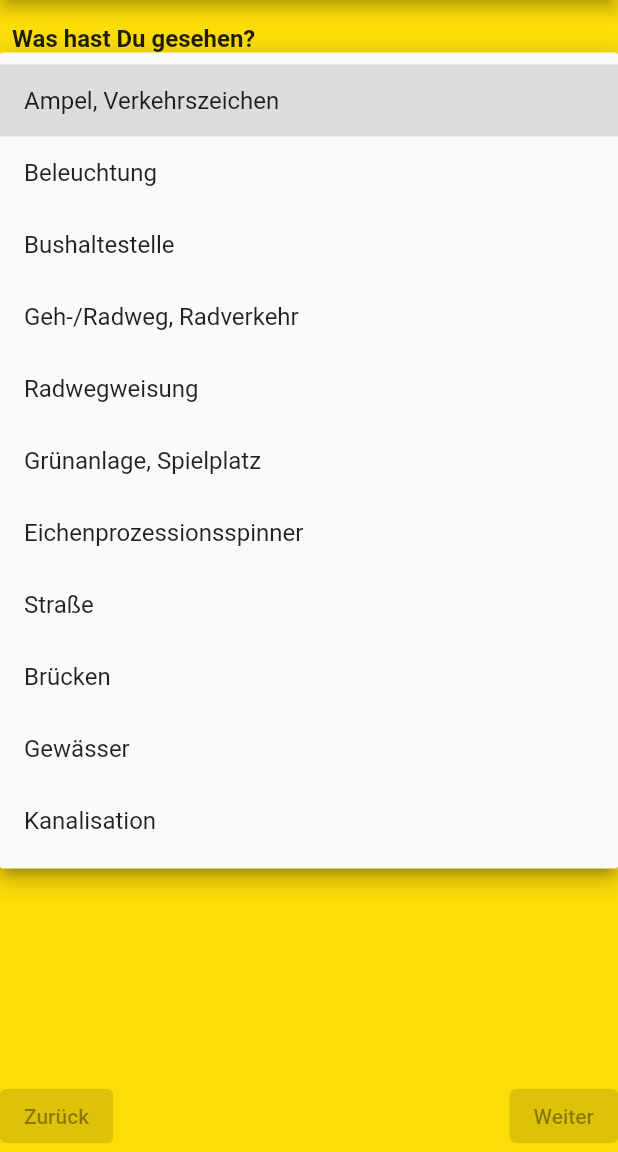
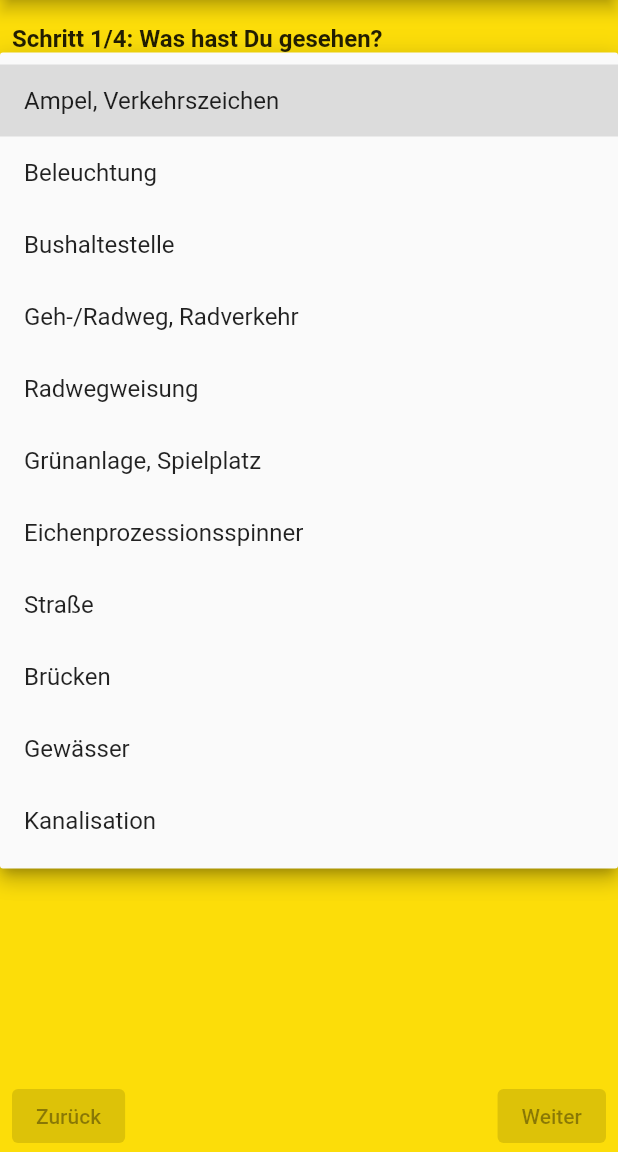
Before and after one commit to Fix-MS/app, a Flutter app: the IssueFormScreen screen opened by its route, after a tap on "Kategorie", on a phone screen of 412 x 824 dp, the part 84-1236 px from its top. Run offline on Flutter 3.47's test engine with Material 2 defaults, Android fonts, the phone set to English and light mode, and no system bars; our stand-ins replace file_picker, get_it, shared_preferences; accounts and stored records are empty.

Commit message:
feat: Add issue form

```diff
--- /dev/null
+++ b/lib/models/issue_form_data.dart
@@ -0,0 +1,15 @@
+import 'package:file_picker/file_picker.dart';
+import 'package:fix_ms/models/saved_settings.dart';
+
+class IssueFormData {
+  late SavedSettings settings;
+  late String category;
+  late String subCategory;
+  PlatformFile? image;
+  late String description;
+
+  @override
+  String toString() {
+    return 'IssueFormData{settings: $settings, category: $category, subCategory: $subCategory, image: $image, description: $description}';
+  }
+}
--- /dev/null
+++ b/lib/presentation/screens/issue_form_pages/issue_form_accept_tos.dart
@@ -0,0 +1,75 @@
+import 'package:flutter/material.dart';
+import 'package:url_launcher/url_launcher.dart';
+
+class IssueFormAcceptTos extends StatefulWidget {
+  final Function(bool) enableNext;
+
+  const IssueFormAcceptTos({
+    super.key,
+    required this.enableNext,
+  });
+
+  @override
+  State<IssueFormAcceptTos> createState() => IssueFormAcceptTosState();
+}
+
+class IssueFormAcceptTosState extends State<IssueFormAcceptTos> {
+  bool acceptTos = false;
+
+  @override
+  Widget build(BuildContext context) {
+    return Padding(
+      padding: const EdgeInsets.symmetric(horizontal: 8),
+      child: Column(
+        crossAxisAlignment: CrossAxisAlignment.start,
+        children: [
+          const SizedBox(
+            height: 16,
+          ),
+          const Text(
+            'Schritt 4/4: Datenschutzerklärung',
+            style: TextStyle(
+              fontWeight: FontWeight.bold,
+            ),
+          ),
+          const Text(
+            'Um den Service der Stadt Münster in Anspruch nehmen zu können, muss der Datenschutzerklärung zugestimmt werden:'
+          ),
+          TextButton(
+            onPressed: () => launchUrl(Uri.parse('https://www.stadt-muenster.de/datenschutz')),
+            child: const Text(
+              'Datenschutzerklärung',
+            ),
+          ),
+          const Text(
+            'Datenschutz-Hinweis: Um Ihnen ggf. Rückmeldung geben zu können, werden die Daten ein Jahr gespeichert; anschließend werden sie anonymisiert.'
+          ),
+          const SizedBox(
+            height: 16,
+          ),
+          Row(
+            children: [
+              Checkbox(
+                value: acceptTos,
+                onChanged: (val) {
+                  setState(() {
+                    acceptTos = val ?? false;
+                    widget.enableNext(acceptTos);
+                  });
+                },
+              ),
+              const SizedBox(
+                width: 8,
+              ),
+              const Expanded(
+                child: Text(
+                  'Ich habe die Datenschutzerklärung gelesen und bin damit einverstanden',
+                ),
+              ),
+            ],
+          ),
+        ],
+      ),
+    );
+  }
+}
--- /dev/null
+++ b/lib/presentation/screens/issue_form_pages/issue_form_add_description.dart
@@ -0,0 +1,52 @@
+import 'package:flutter/material.dart';
+
+class IssueFormAddDescription extends StatefulWidget {
+  final Function(bool) enableNext;
+  final Function(String) saveDescription;
+
+  const IssueFormAddDescription({
+    super.key,
+    required this.enableNext,
+    required this.saveDescription,
+  });
+
+  @override
+  State<IssueFormAddDescription> createState() => IssueFormAddDescriptionState();
+}
+
+class IssueFormAddDescriptionState extends State<IssueFormAddDescription> {
+  String description = '';
+
+  @override
+  Widget build(BuildContext context) {
+    widget.enableNext(true);
+    return Padding(
+      padding: const EdgeInsets.symmetric(horizontal: 8),
+      child: Column(
+        crossAxisAlignment: CrossAxisAlignment.start,
+        children: [
+          const SizedBox(
+            height: 16,
+          ),
+          const Text(
+            'Schritt 3/4: Hast Du Anmerkungen oder eine Beschreibung des Mangels?',
+            style: TextStyle(
+              fontWeight: FontWeight.bold,
+            ),
+          ),
+          TextFormField(
+            minLines: 6,
+            maxLines: null,
+            decoration: const InputDecoration(
+              labelText: 'Anmerkungen',
+            ),
+            onChanged: (val) {
+              description = val;
+              widget.saveDescription(description);
+            },
+          )
+        ],
+      ),
+    );
+  }
+}
--- a/lib/presentation/screens/issue_form_pages/issue_form_choose_category.dart
+++ b/lib/presentation/screens/issue_form_pages/issue_form_choose_category.dart
@@ -3,10 +3,12 @@ import 'package:flutter/material.dart';
 
 class IssueFormChooseCategory extends StatefulWidget {
   final Function(bool) enableNext;
+  final Function(String, String) saveCategories;
 
   const IssueFormChooseCategory({
     super.key,
     required this.enableNext,
+    required this.saveCategories,
   });
 
   @override
@@ -29,12 +31,13 @@ class IssueFormChooseCategoryState extends State<IssueFormChooseCategory> {
             height: 16,
           ),
           const Text(
-            'Was hast Du gesehen?',
+            'Schritt 1/4: Was hast Du gesehen?',
             style: TextStyle(
               fontWeight: FontWeight.bold,
             ),
           ),
           DropdownButtonFormField(
+            isExpanded: true,
             decoration: const InputDecoration(
               labelText: 'Kategorie',
             ),
@@ -47,20 +50,23 @@ class IssueFormChooseCategoryState extends State<IssueFormChooseCategory> {
             onChanged: (val) {
               if (val != null) {
                 setState(() {
+                  subCategory = null;
                   category = val;
-                  subCategory = null;
                 });
               }
             },
+            value: category,
           ),
           if (category != null)
-            Column(
-              children: [
-                DropdownButtonFormField(
+            Padding(
+              padding: const EdgeInsets.only(top: 8),
+              child: DropdownButtonFormField(
+                isExpanded: true,
+                value: subCategory,
                 decoration: const InputDecoration(
                   labelText: 'Unterkategorie',
                 ),
-                  items: IssueCategories.categoriesMap[category]!.map(
+                items: (IssueCategories.categoriesMap[category] ?? []).map(
                   (subCat) => DropdownMenuItem(
                     value: subCat,
                     child: Text(
@@ -73,13 +79,10 @@ class IssueFormChooseCategoryState extends State<IssueFormChooseCategory> {
                     setState(() {
                       subCategory = val;
                     });
+                    widget.saveCategories(category!, subCategory!);
                   }
                 },
               ),
-                const SizedBox(
-                  height: 16,
-                ),
-              ],
             ),
         ],
       ),
--- /dev/null
+++ b/lib/presentation/screens/issue_form_pages/issue_form_choose_image.dart
@@ -0,0 +1,68 @@
+import 'package:file_picker/file_picker.dart';
+import 'package:flutter/material.dart';
+
+class IssueFormChooseImage extends StatefulWidget {
+  final Function(bool) enableNext;
+  final Function(PlatformFile? image) saveImage;
+
+  const IssueFormChooseImage({
+    super.key,
+    required this.enableNext,
+    required this.saveImage,
+  });
+
+  @override
+  State<IssueFormChooseImage> createState() => IssueFormChooseImageState();
+}
+
+class IssueFormChooseImageState extends State<IssueFormChooseImage> {
+  PlatformFile? file;
+
+  @override
+  Widget build(BuildContext context) {
+    widget.enableNext(true);
+    return Padding(
+      padding: const EdgeInsets.symmetric(horizontal: 8),
+      child: Column(
+        crossAxisAlignment: CrossAxisAlignment.start,
+        children: [
+          const SizedBox(
+            height: 16,
+          ),
+          const Text(
+            'Schritt 2/4: Wenn Du möchtest, kannst Du hier ein Foto hochladen:',
+            style: TextStyle(
+              fontWeight: FontWeight.bold,
+            ),
+          ),
+          Row(
+            mainAxisSize: MainAxisSize.min,
+            children: [
+              ElevatedButton(
+                onPressed: () async {
+                  final result = await FilePicker.platform.pickFiles(
+                    type: FileType.image,
+                  );
+                  if (result != null) {
+                    setState(() {
+                      file = result.files.first;
+                      widget.saveImage(file);
+                    });
+                  }
+                },
+                child: const Text(
+                  'Wähle Foto',
+                ),
+              ),
+              const SizedBox(width: 8),
+              if (file != null)
+                Text(
+                  file!.name,
+                ),
+            ],
+          ),
+        ],
+      ),
+    );
+  }
+}
--- a/lib/presentation/screens/issue_form_screen.dart
+++ b/lib/presentation/screens/issue_form_screen.dart
@@ -1,6 +1,12 @@
+import 'package:fix_ms/models/issue_form_data.dart';
+import 'package:fix_ms/presentation/screens/issue_form_pages/issue_form_accept_tos.dart';
+import 'package:fix_ms/presentation/screens/issue_form_pages/issue_form_add_description.dart';
 import 'package:fix_ms/presentation/screens/issue_form_pages/issue_form_choose_category.dart';
+import 'package:fix_ms/presentation/screens/issue_form_pages/issue_form_choose_image.dart';
 import 'package:fix_ms/presentation/widgets/fix_ms_app_bar.dart';
+import 'package:fix_ms/services/storage_service.dart';
 import 'package:flutter/material.dart';
+import 'package:get_it/get_it.dart';
 
 class IssueFormScreen extends StatefulWidget {
 
@@ -17,6 +23,7 @@ class IssueFormScreenState extends State<IssueFormScreen> {
   bool nextEnabled = false;
 
   late final List<Widget> pages;
+  IssueFormData formData = IssueFormData();
 
   @override
   void initState() {
@@ -24,6 +31,25 @@ class IssueFormScreenState extends State<IssueFormScreen> {
     pageController = PageController(initialPage: 0);
     pages = [
       IssueFormChooseCategory(
+        enableNext: enableNext,
+        saveCategories: (cat, subCat) {
+          formData.category = cat;
+          formData.subCategory = subCat;
+        },
+      ),
+      IssueFormChooseImage(
+        enableNext: enableNext,
+        saveImage: (image) {
+          formData.image = image;
+        },
+      ),
+      IssueFormAddDescription(
+        enableNext: enableNext,
+        saveDescription: (description) {
+          formData.description = description;
+        },
+      ),
+      IssueFormAcceptTos(
         enableNext: enableNext,
       ),
     ];
@@ -55,13 +81,15 @@ class IssueFormScreenState extends State<IssueFormScreen> {
             ),
             Align(
               alignment: Alignment.bottomCenter,
+              child: Padding(
+                padding: const EdgeInsets.symmetric(horizontal: 8),
                 child: Row(
                   children: [
                     ElevatedButton(
                       onPressed: curPage != 0 ? () {
                         pageController.previousPage(
-                        duration: Duration.zero,
-                        curve: const Interval(0, 0),
+                          duration: const Duration(milliseconds: 200),
+                          curve: const Interval(0, 1),
                         );
                       } : null,
                       child: const Text(
@@ -71,18 +99,34 @@ class IssueFormScreenState extends State<IssueFormScreen> {
                     const Expanded(
                       child: SizedBox(),
                     ),
+                    if (curPage != pages.length - 1)
                       ElevatedButton(
-                    onPressed: curPage != pages.length - 1 && nextEnabled ? () {
-                      pageController.previousPage(
-                        duration: Duration.zero,
-                        curve: const Interval(0, 0),
+                        onPressed: nextEnabled ? () {
+                          pageController.nextPage(
+                            duration: const Duration(milliseconds: 200),
+                            curve: const Interval(0, 1),
                           );
+                        } : null,
+                        child: const Text(
+                          'Weiter',
+                        ),
+                      )
+                    else
+                      ElevatedButton(
+                        onPressed: nextEnabled ? () async {
+                          // TODO: Submit to backend
+                          if (_formKey.currentState!.validate()) {
+                            _formKey.currentState!.save();
+                            formData.settings = await GetIt.I.get<StorageService>().loadSettings();
+                            print(formData);
+                          }
                         } : null,
                         child: const Text(
                           'Weiter',
                         ),
                       ),
                   ],
+                ),
               ),
             )
           ],
@@ -92,9 +136,9 @@ class IssueFormScreenState extends State<IssueFormScreen> {
   }
 
   void enableNext(bool enable) {
-    WidgetsBinding.instance!.addPostFrameCallback((_) {
+    WidgetsBinding.instance.addPostFrameCallback((timeStamp) {
       setState(() {
-        nextEnabled = true;
+        nextEnabled = enable;
       });
     });
   }
--- a/pubspec.yaml
+++ b/pubspec.yaml
@@ -38,6 +38,8 @@ dependencies:
   cupertino_icons: ^1.0.2
   shared_preferences: ^2.0.15
   get_it: ^7.2.0
+  file_picker: ^5.2.0
+  url_launcher: ^6.1.5
 
 dev_dependencies:
   flutter_test:
```
Also changed, not shown: pubspec.lock, 1 other file. Lines whose indentation alone changed are shown as unchanged.
